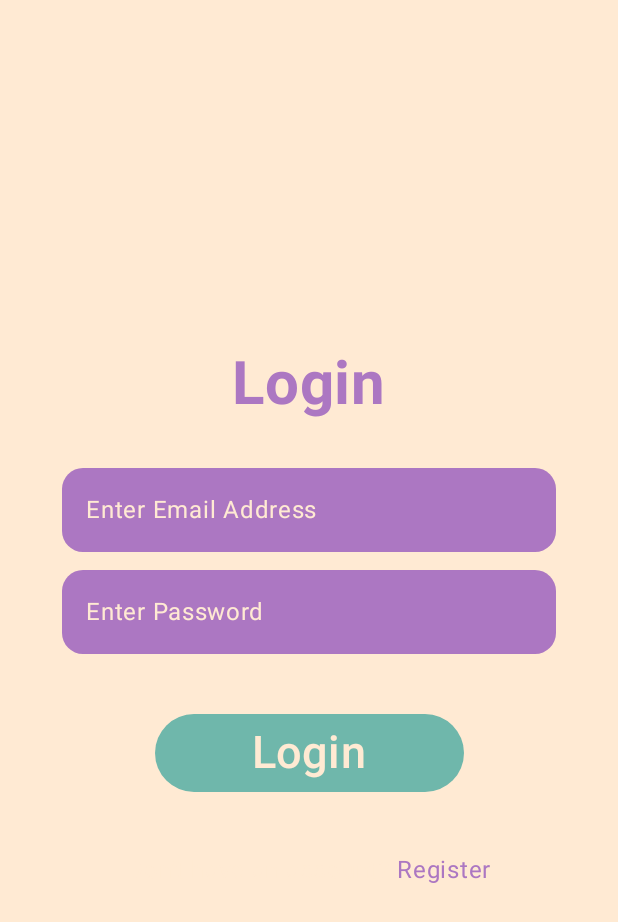
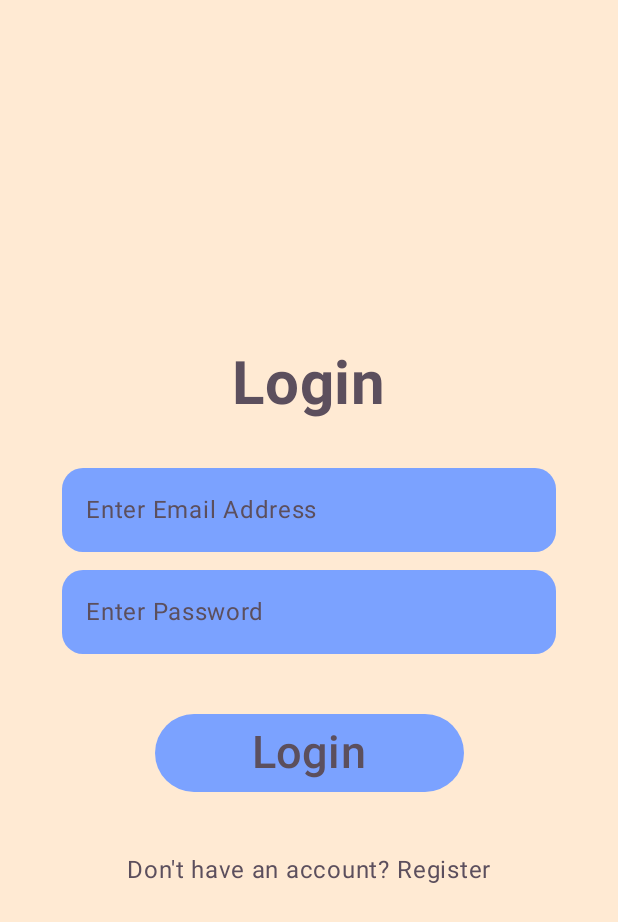
Before and after one commit to OsmanyARdx/Blab-App, an Android app built with Jetpack Compose: the AppNavigation screen opened through its navigation route, after a tap on "Login", on a phone screen of 412 x 824 dp. Shown: the top 922 px of the screen. Run offline under Robolectric (Android 15) with nearby library versions, the phone set to English and light mode, and no system bars; our stand-ins replace Firebase (no records; nobody signed in at launch, a user with empty details on screens opened directly).

Commit message:
color updated

```diff
--- a/BlabApp/app/src/main/java/com/example/blabapp/Design/Defaults.kt
+++ b/BlabApp/app/src/main/java/com/example/blabapp/Design/Defaults.kt
@@ -4,6 +4,7 @@ import androidx.compose.foundation.layout.Column
 import androidx.compose.foundation.layout.fillMaxWidth
 import androidx.compose.foundation.shape.RoundedCornerShape
 import androidx.compose.foundation.text.KeyboardOptions
+import androidx.compose.material3.MaterialTheme
 import androidx.compose.material3.Text
 import androidx.compose.material3.TextField
 import androidx.compose.material3.TextFieldDefaults
@@ -31,13 +32,13 @@ fun InputField(label: String, value: String, isPassword: Boolean = false, onValu
         TextField(
             value = value,
             onValueChange = onValueChange,
-            label = { Text("Enter $label", color = BlabYellow) },
+            label = { Text("Enter $label", color = MaterialTheme.colorScheme.secondary) },
             visualTransformation = if (isPassword) PasswordVisualTransformation() else VisualTransformation.None,
             keyboardOptions = KeyboardOptions.Default.copy(imeAction = ImeAction.Next),
             modifier = Modifier.fillMaxWidth(),
             colors = TextFieldDefaults.colors(
-                focusedContainerColor = BlabDarkPurple, unfocusedContainerColor = BlabPurple,
-                focusedTextColor = BlabYellow, unfocusedTextColor = BlabYellow,
+                focusedContainerColor = MaterialTheme.colorScheme.tertiary, unfocusedContainerColor = MaterialTheme.colorScheme.tertiary,
+                focusedTextColor = MaterialTheme.colorScheme.secondary, unfocusedTextColor = MaterialTheme.colorScheme.secondary,
                 focusedIndicatorColor = Color.Transparent, unfocusedIndicatorColor = Color.Transparent
             ),
             shape = RoundedCornerShape(14.dp)
--- a/BlabApp/app/src/main/java/com/example/blabapp/Screens/HomeScreen.kt
+++ b/BlabApp/app/src/main/java/com/example/blabapp/Screens/HomeScreen.kt
@@ -66,7 +66,7 @@ fun HomeScreen(title: String, navController: NavHostController, profileImageUrl:
         }
     }
     Box(
-        modifier = Modifier.fillMaxSize().background(BlabYellow)
+        modifier = Modifier.fillMaxSize().background(MaterialTheme.colorScheme.primary)
     ) {
         Icon(
             imageVector = Icons.Default.AccountCircle,
@@ -91,7 +91,7 @@ fun HomeScreen(title: String, navController: NavHostController, profileImageUrl:
             modifier = Modifier
                 .align(Alignment.TopCenter)
                 .padding(top = 16.dp),
-            color = MaterialTheme.colorScheme.primary
+            color = MaterialTheme.colorScheme.secondary
         )
 
         Column(
@@ -107,7 +107,7 @@ fun HomeScreen(title: String, navController: NavHostController, profileImageUrl:
                 fontSize = 24.sp,
                 modifier = Modifier
                     .padding(top = 16.dp),
-                color = MaterialTheme.colorScheme.primary
+                color = MaterialTheme.colorScheme.secondary
             )
 
             Spacer(modifier = Modifier.height(16.dp))
@@ -118,8 +118,8 @@ fun HomeScreen(title: String, navController: NavHostController, profileImageUrl:
                 modifier = Modifier
                     .size(300.dp)
                     .clip(CircleShape)
-                    .border(1.dp, BlabPurple, CircleShape)
-                    .background(BlabPurple)
+                    .border(1.dp, MaterialTheme.colorScheme.tertiary, CircleShape)
+                    .background(MaterialTheme.colorScheme.tertiary)
             )
 
             Spacer(modifier = Modifier.height(8.dp))
@@ -127,7 +127,7 @@ fun HomeScreen(title: String, navController: NavHostController, profileImageUrl:
             Text(
                 text = userName.value.toString(),
                 fontSize = 34.sp,
-                color = BlabPurple,
+                color = MaterialTheme.colorScheme.secondary,
                 fontWeight = FontWeight.Bold
             )
 
@@ -149,7 +149,7 @@ fun HomeScreen(title: String, navController: NavHostController, profileImageUrl:
                     Column {
                         Text(
                             text = "Phrase of the Day:",
-                            color = BlabPurple,
+                            color = MaterialTheme.colorScheme.secondary,
                             fontSize = 18.sp
                         )
                     }
--- a/BlabApp/app/src/main/java/com/example/blabapp/Screens/LoginScreen.kt
+++ b/BlabApp/app/src/main/java/com/example/blabapp/Screens/LoginScreen.kt
@@ -18,8 +18,10 @@ import androidx.navigation.NavController
 import android.content.Context
 import android.view.inputmethod.InputMethodManager
 import android.widget.Toast
+import androidx.compose.foundation.LocalIndication
 import androidx.compose.foundation.background
 import androidx.compose.foundation.clickable
+import androidx.compose.foundation.indication
 import androidx.compose.foundation.layout.Arrangement
 import androidx.compose.foundation.layout.Box
 import androidx.compose.foundation.layout.Row
@@ -62,7 +64,7 @@ fun LoginScreen(accountRepository: AccountRepository, navController: NavControll
     var password by rememberSaveable { mutableStateOf("") }
 
     Box(
-        modifier = Modifier.fillMaxSize().background(BlabYellow),
+        modifier = Modifier.fillMaxSize().background(MaterialTheme.colorScheme.primary),
         contentAlignment = Alignment.Center
     ) {
         Column(
@@ -70,7 +72,7 @@ fun LoginScreen(accountRepository: AccountRepository, navController: NavControll
             modifier = Modifier.fillMaxWidth(),
             verticalArrangement = Arrangement.spacedBy(12.dp)
         ) {
-            Text("Login", fontSize = 40.sp, fontWeight = FontWeight.Bold, color = BlabPurple)
+            Text("Login", fontSize = 40.sp, fontWeight = FontWeight.Bold, color = MaterialTheme.colorScheme.secondary)
 
             Spacer(modifier = Modifier.height(8.dp))
 
@@ -96,7 +98,7 @@ fun LoginScreen(accountRepository: AccountRepository, navController: NavControll
                     )
                 },
                 modifier = Modifier.fillMaxWidth(0.5f),
-                colors = ButtonDefaults.buttonColors(containerColor = BlabGreen, contentColor = BlabYellow)
+                colors = ButtonDefaults.buttonColors(containerColor = MaterialTheme.colorScheme.tertiary, contentColor = MaterialTheme.colorScheme.secondary)
             ) {
                 Text(text = "Login", fontSize = 30.sp)
             }
@@ -105,11 +107,11 @@ fun LoginScreen(accountRepository: AccountRepository, navController: NavControll
 
             Row {
                 Text(text = "Don't have an account?",
-                    color = MaterialTheme.colorScheme.primary)
+                    color = MaterialTheme.colorScheme.secondary)
                 Spacer(modifier = Modifier.width(4.dp))
                 Text(
                     text = "Register",
-                    color = BlabPurple,
+                    color = MaterialTheme.colorScheme.secondary,
                     modifier = Modifier.clickable { navController.navigate("RegisterScreen") }
                 )
             }
--- a/BlabApp/app/src/main/java/com/example/blabapp/Screens/MessagesScreen.kt
+++ b/BlabApp/app/src/main/java/com/example/blabapp/Screens/MessagesScreen.kt
@@ -9,6 +9,7 @@ import androidx.compose.foundation.pager.rememberPagerState
 import androidx.compose.material.icons.Icons
 import androidx.compose.material.icons.filled.ArrowBack
 import androidx.compose.material3.Icon
+import androidx.compose.material3.MaterialTheme
 import androidx.compose.runtime.Composable
 import androidx.compose.ui.Alignment
 import androidx.compose.ui.Modifier
@@ -21,7 +22,7 @@ fun MessagesScreen(navController: NavHostController) {
     val messages = listOf("Message 1", "Message 2", "Message 3", "Message 4")
     val pagerState = rememberPagerState(pageCount = { messages.size })
 
-    Box(modifier = Modifier.fillMaxSize().background(BlabYellow)) {
+    Box(modifier = Modifier.fillMaxSize().background(MaterialTheme.colorScheme.primary)) {
         // Back Arrow Icon inside Box with correct alignment
         Icon(
             imageVector = Icons.Default.ArrowBack,
--- a/BlabApp/app/src/main/java/com/example/blabapp/Screens/StartupScreen.kt
+++ b/BlabApp/app/src/main/java/com/example/blabapp/Screens/StartupScreen.kt
@@ -41,7 +41,7 @@ fun StartupScreen(navController: NavController) {
     val logoPic = painterResource(R.drawable.logo)
 
     Box(
-        modifier = Modifier.fillMaxSize().background(BlabYellow),
+        modifier = Modifier.fillMaxSize().background(MaterialTheme.colorScheme.primary),
         contentAlignment = Alignment.Center
     ) {
 
@@ -62,14 +62,14 @@ fun StartupScreen(navController: NavController) {
 
             Spacer(modifier = Modifier.height(50.dp))
 
-            Text("Welcome to Blab App", fontSize = 30.sp, color = BlabPurple, fontWeight = FontWeight.Bold)
+            Text("Welcome to Blab App", fontSize = 30.sp, color = MaterialTheme.colorScheme.secondary, fontWeight = FontWeight.Bold)
 
             Spacer(modifier = Modifier.height(50.dp))
 
             Button(
                 onClick = { navController.navigate("LoginScreen") },
                 modifier = Modifier.fillMaxWidth(0.7f),
-                colors = ButtonDefaults.buttonColors(containerColor = MaterialTheme.colorScheme.tertiary, contentColor = BlabYellow)
+                colors = ButtonDefaults.buttonColors(containerColor = MaterialTheme.colorScheme.tertiary, contentColor = MaterialTheme.colorScheme.secondary)
             ) {
                 Text(text = "Login", fontSize = 20.sp)
             }
@@ -79,7 +79,7 @@ fun StartupScreen(navController: NavController) {
             Button(
                 onClick = { navController.navigate("RegisterScreen") },
                 modifier = Modifier.fillMaxWidth(0.7f),
-                colors = ButtonDefaults.buttonColors(containerColor = BlabBlue, contentColor = BlabYellow)
+                colors = ButtonDefaults.buttonColors(containerColor = MaterialTheme.colorScheme.tertiary, contentColor = MaterialTheme.colorScheme.secondary)
             ) {
                 Text(text = "Register", fontSize = 20.sp)
             }
--- a/BlabApp/app/src/main/java/com/example/blabapp/ui/theme/Theme.kt
+++ b/BlabApp/app/src/main/java/com/example/blabapp/ui/theme/Theme.kt
@@ -13,14 +13,14 @@ import androidx.compose.ui.platform.LocalContext
 
 private val DarkColorScheme = darkColorScheme(
     primary = BlabGrey,
-    secondary = BlabPurple,
+    secondary = BlabYellow,
     tertiary = BlabPurple
 )
 
 private val LightColorScheme = lightColorScheme(
     primary = BlabYellow,
-    secondary = BlabPurple,
-    tertiary = BlabGreen
+    secondary = BlabGrey,
+    tertiary = BlabBlue
 )
 
 @Composable
```
Also changed, not shown: BlabApp/app/src/main/java/com/example/blabapp/Screens/RegisterScreen.kt (+5 -5 lines).
